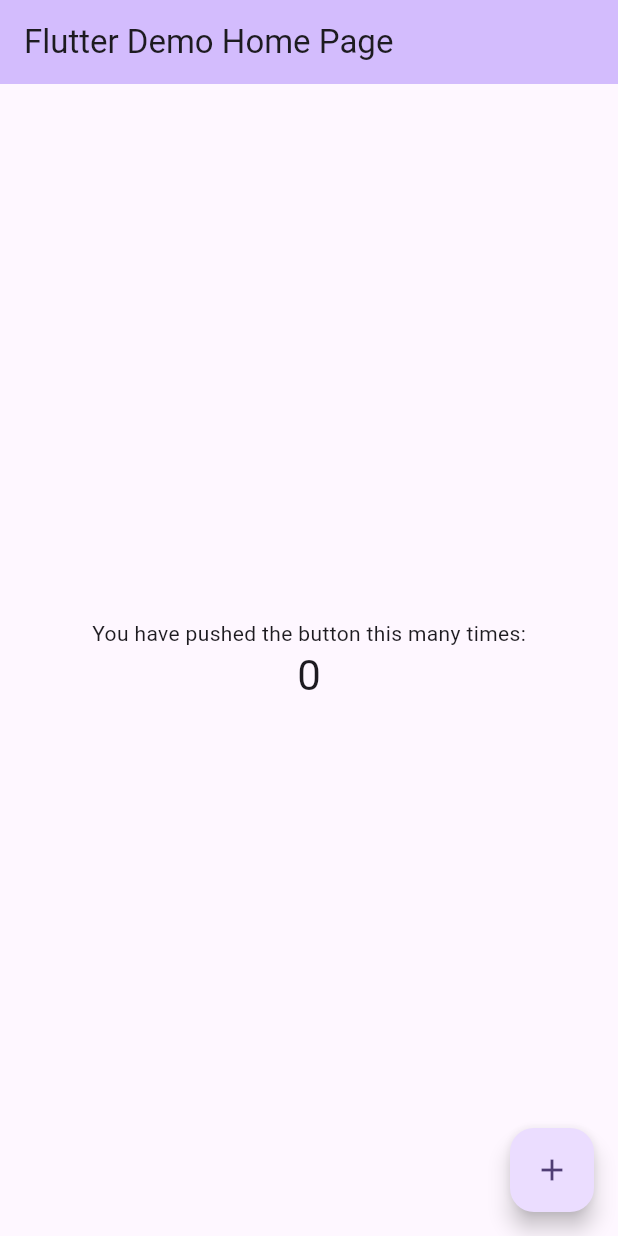
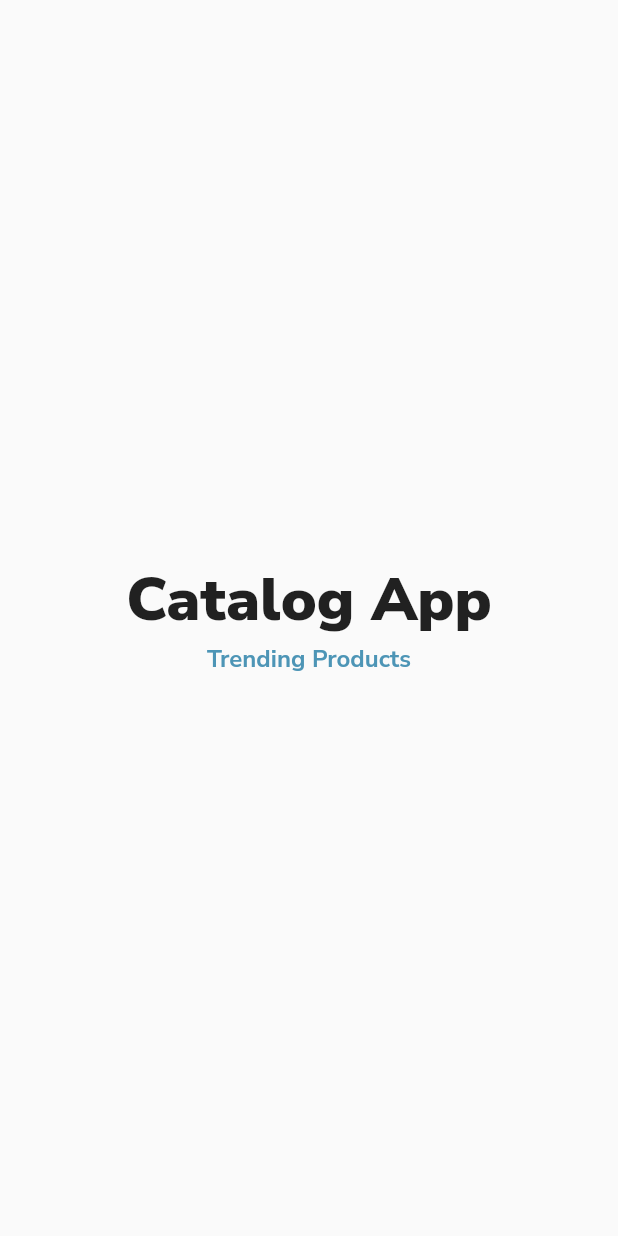
Before and after one commit to 626155/catlogapp, a Flutter app: the first screen one second after launch, on a phone screen of 412 x 824 dp. Run offline on Flutter 3.47's test engine with Material 2 defaults, Android fonts, the phone set to English and light mode, and no system bars; our stand-ins replace get, google_fonts.

Commit message:
Signed-off-by: praveshpandey846@gmail.com <praveshpandey846@gmail.com>After Splash screen completed

```diff
--- /dev/null
+++ b/lib/core/constant/get_pages_constant.dart
@@ -0,0 +1,19 @@
+import 'package:catlogapp/core/constant/route_constant.dart';
+import 'package:catlogapp/feature/catalog/binding/catalog_binding.dart';
+import 'package:catlogapp/feature/catalog/view/catalog_view.dart';
+import 'package:catlogapp/feature/splash/binding/splash_binding.dart';
+import 'package:catlogapp/feature/splash/view/splash_view.dart';
+import 'package:get/get.dart';
+
+List<GetPage> getPages = [
+  GetPage(
+    name: RouteConstant.splashView,
+    page: () => const SplashView(),
+    binding: SplashBinding(),
+  ),
+  GetPage(
+    name: RouteConstant.catalogView,
+    page: () => const CatalogView(),
+    binding: CatalogBinding(),
+  ),
+];
--- /dev/null
+++ b/lib/core/constant/route_constant.dart
@@ -0,0 +1,5 @@
+class RouteConstant {
+  static const String catalogView = "/catalog_view";
+  static const String splashView = "/splash_view";
+  static const String cartItemView = "/cartItem_view";
+}
--- /dev/null
+++ b/lib/feature/splash/view/splash_view.dart
@@ -0,0 +1,37 @@
+import 'package:catlogapp/feature/splash/controller/splash_controller.dart';
+import 'package:flutter/material.dart';
+import 'package:get/get.dart';
+import 'package:google_fonts/google_fonts.dart';
+
+class SplashView extends StatelessWidget {
+  const SplashView({super.key});
+
+  @override
+  Widget build(BuildContext context) {
+    final SplashController splashController = Get.put(SplashController());
+    return Scaffold(
+      body: Center(
+        child: Column(
+          mainAxisAlignment: MainAxisAlignment.center,
+          children: [
+            Text(
+              "Catalog App",
+              style: GoogleFonts.nunitoSans(
+                fontSize: 40,
+                fontWeight: FontWeight.w900,
+              ),
+            ),
+            Text(
+              "Trending Products",
+              style: GoogleFonts.nunitoSans(
+                fontSize: 16,
+                color: const Color(0xff4d95b6),
+                fontWeight: FontWeight.bold,
+              ),
+            )
+          ],
+        ),
+      ),
+    );
+  }
+}
--- a/lib/main.dart
+++ b/lib/main.dart
@@ -1,4 +1,8 @@
+import 'package:catlogapp/core/constant/get_pages_constant.dart';
+import 'package:catlogapp/core/constant/route_constant.dart';
 import 'package:flutter/material.dart';
+import 'package:get/get.dart';
+import 'package:google_fonts/google_fonts.dart';
 
 void main() {
   runApp(const MyApp());
@@ -7,119 +11,20 @@ void main() {
 class MyApp extends StatelessWidget {
   const MyApp({super.key});
 
-  // This widget is the root of your application.
   @override
   Widget build(BuildContext context) {
-    return MaterialApp(
-      title: 'Flutter Demo',
+    return GetMaterialApp(
+      textDirection: TextDirection.ltr,
+      title: 'Catalog App',
       theme: ThemeData(
-        // This is the theme of your application.
-        //
-        // TRY THIS: Try running your application with "flutter run". You'll see
-        // the application has a blue toolbar. Then, without quitting the app,
-        // try changing the seedColor in the colorScheme below to Colors.green
-        // and then invoke "hot reload" (save your changes or press the "hot
-        // reload" button in a Flutter-supported IDE, or press "r" if you used
-        // the command line to start the app).
-        //
-        // Notice that the counter didn't reset back to zero; the application
-        // state is not lost during the reload. To reset the state, use hot
-        // restart instead.
-        //
-        // This works for code too, not just values: Most code changes can be
-        // tested with just a hot reload.
-        colorScheme: ColorScheme.fromSeed(seedColor: Colors.deepPurple),
-        useMaterial3: true,
+        primarySwatch: Colors.teal,
+        visualDensity: VisualDensity.adaptivePlatformDensity,
+        textTheme: GoogleFonts.nunitoSansTextTheme(
+          Theme.of(context).textTheme,
+        ),
       ),
-      home: const MyHomePage(title: 'Flutter Demo Home Page'),
+      getPages: getPages,
+      initialRoute: RouteConstant.splashView,
     );
   }
 }
-
-class MyHomePage extends StatefulWidget {
-  const MyHomePage({super.key, required this.title});
-
-  // This widget is the home page of your application. It is stateful, meaning
-  // that it has a State object (defined below) that contains fields that affect
-  // how it looks.
-
-  // This class is the configuration for the state. It holds the values (in this
-  // case the title) provided by the parent (in this case the App widget) and
-  // used by the build method of the State. Fields in a Widget subclass are
-  // always marked "final".
-
-  final String title;
-
-  @override
-  State<MyHomePage> createState() => _MyHomePageState();
-}
-
-class _MyHomePageState extends State<MyHomePage> {
-  int _counter = 0;
-
-  void _incrementCounter() {
-    setState(() {
-      // This call to setState tells the Flutter framework that something has
-      // changed in this State, which causes it to rerun the build method below
-      // so that the display can reflect the updated values. If we changed
-      // _counter without calling setState(), then the build method would not be
-      // called again, and so nothing would appear to happen.
-      _counter++;
-    });
-  }
-
-  @override
-  Widget build(BuildContext context) {
-    // This method is rerun every time setState is called, for instance as done
-    // by the _incrementCounter method above.
-    //
-    // The Flutter framework has been optimized to make rerunning build methods
-    // fast, so that you can just rebuild anything that needs updating rather
-    // than having to individually change instances of widgets.
-    return Scaffold(
-      appBar: AppBar(
-        // TRY THIS: Try changing the color here to a specific color (to
-        // Colors.amber, perhaps?) and trigger a hot reload to see the AppBar
-        // change color while the other colors stay the same.
-        backgroundColor: Theme.of(context).colorScheme.inversePrimary,
-        // Here we take the value from the MyHomePage object that was created by
-        // the App.build method, and use it to set our appbar title.
-        title: Text(widget.title),
-      ),
-      body: Center(
-        // Center is a layout widget. It takes a single child and positions it
-        // in the middle of the parent.
-        child: Column(
-          // Column is also a layout widget. It takes a list of children and
-          // arranges them vertically. By default, it sizes itself to fit its
-          // children horizontally, and tries to be as tall as its parent.
-          //
-          // Column has various properties to control how it sizes itself and
-          // how it positions its children. Here we use mainAxisAlignment to
-          // center the children vertically; the main axis here is the vertical
-          // axis because Columns are vertical (the cross axis would be
-          // horizontal).
-          //
-          // TRY THIS: Invoke "debug painting" (choose the "Toggle Debug Paint"
-          // action in the IDE, or press "p" in the console), to see the
-          // wireframe for each widget.
-          mainAxisAlignment: MainAxisAlignment.center,
-          children: <Widget>[
-            const Text(
-              'You have pushed the button this many times:',
-            ),
-            Text(
-              '$_counter',
-              style: Theme.of(context).textTheme.headlineMedium,
-            ),
-          ],
-        ),
-      ),
-      floatingActionButton: FloatingActionButton(
-        onPressed: _incrementCounter,
-        tooltip: 'Increment',
-        child: const Icon(Icons.add),
-      ), // This trailing comma makes auto-formatting nicer for build methods.
-    );
-  }
-}
--- a/pubspec.yaml
+++ b/pubspec.yaml
@@ -35,6 +35,8 @@ dependencies:
   # The following adds the Cupertino Icons font to your application.
   # Use with the CupertinoIcons class for iOS style icons.
   cupertino_icons: ^1.0.2
+  get: ^4.6.6
+  google_fonts: ^6.1.0
 
 dev_dependencies:
   flutter_test:
```
Also changed, not shown: lib/feature/catalog/binding/catalog_binding.dart (added, +9 -0 lines), lib/feature/catalog/controller/catalog_controller.dart (added, +22 -0 lines), lib/feature/catalog/view/catalog_view.dart (added, +16 -0 lines), lib/feature/splash/binding/splash_binding.dart (added, +10 -0 lines), lib/feature/splash/controller/splash_controller.dart (added, +28 -0 lines), lib/core/constant/color_constant.dart (added), lib/core/constant/string_constant.dart (added), lib/core/constant/url_constant.dart (added), lib/core/model/catalog_list_model.dart (added), lib/core/repository/catalog_repo.dart (added), lib/core/repository/catalog_repo_impl.dart (added), lib/core/utils/global.dart (added), lib/services/http_service.dart (added), lib/services/http_service_impl.dart (added), 1 more files.
